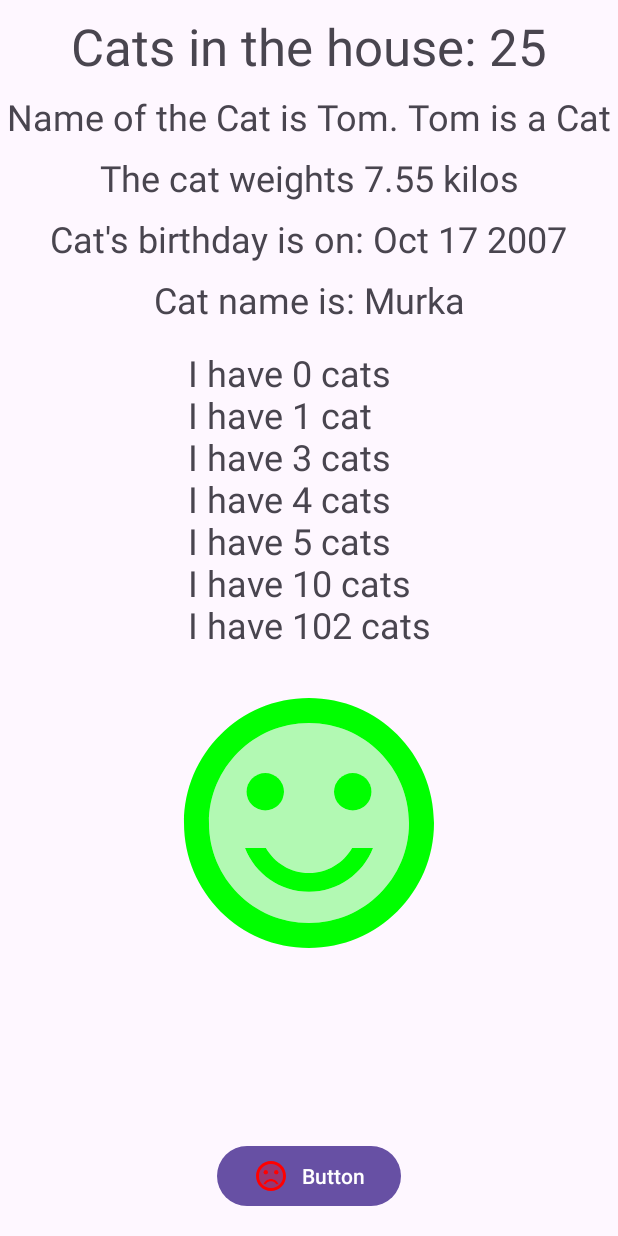
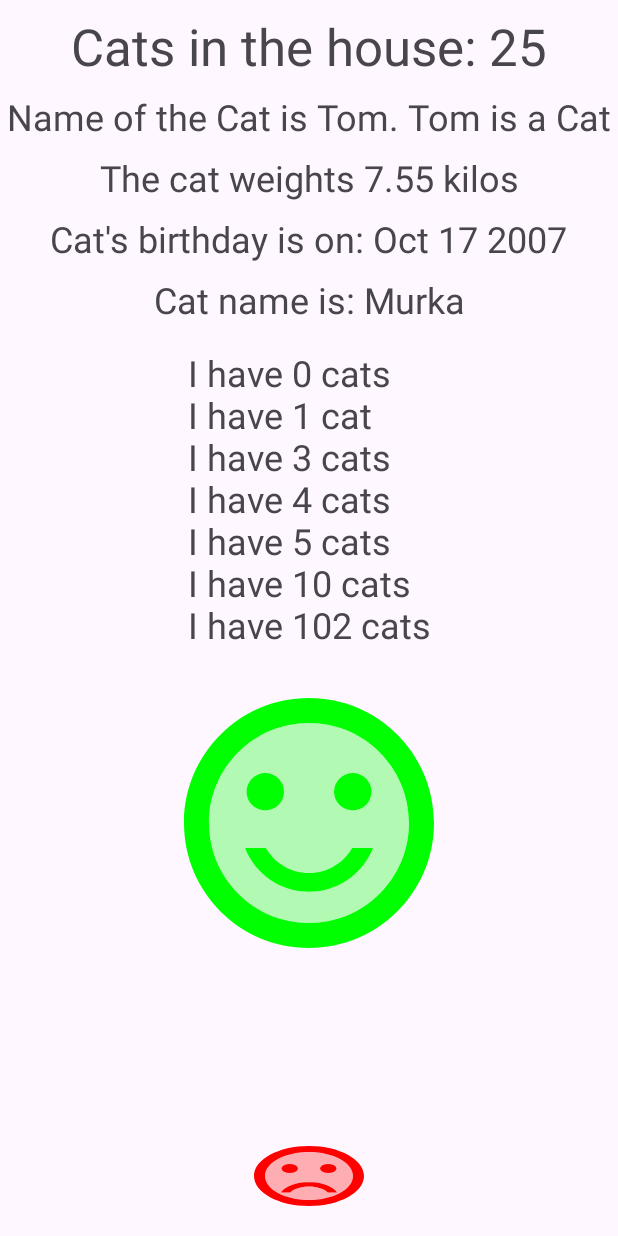
Before and after one commit to Android-Developer-Basic/Resources-1, an Android app: the screen it shows after launch (MainActivity), on a phone screen of 412 x 824 dp. Run offline under Robolectric (Android 15) with nearby library versions, the phone set to English and light mode, and no system bars.

Commit message:
Icon button

```diff
--- a/app/src/main/res/layout/activity_main.xml
+++ b/app/src/main/res/layout/activity_main.xml
@@ -81,13 +81,12 @@
         app:layout_constraintStart_toStartOf="parent"
         app:layout_constraintTop_toBottomOf="@id/cat_count" />
 
-    <Button
+    <androidx.appcompat.widget.AppCompatButton
         android:id="@+id/button"
         android:layout_width="wrap_content"
         android:layout_height="wrap_content"
         android:layout_marginBottom="16dp"
-        android:text="Button"
-        android:drawableLeft="@drawable/icon_state_list"
+        android:background="@drawable/icon_state_list"
         app:layout_constraintBottom_toBottomOf="parent"
         app:layout_constraintEnd_toEndOf="parent"
         app:layout_constraintStart_toStartOf="parent" />
```
